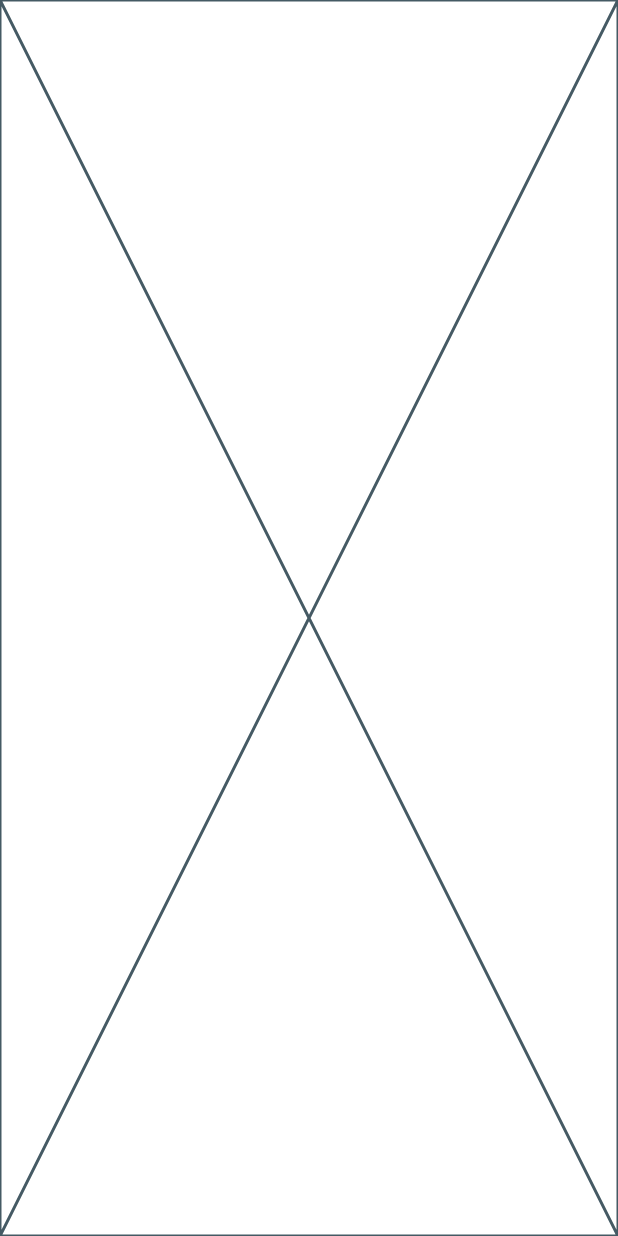
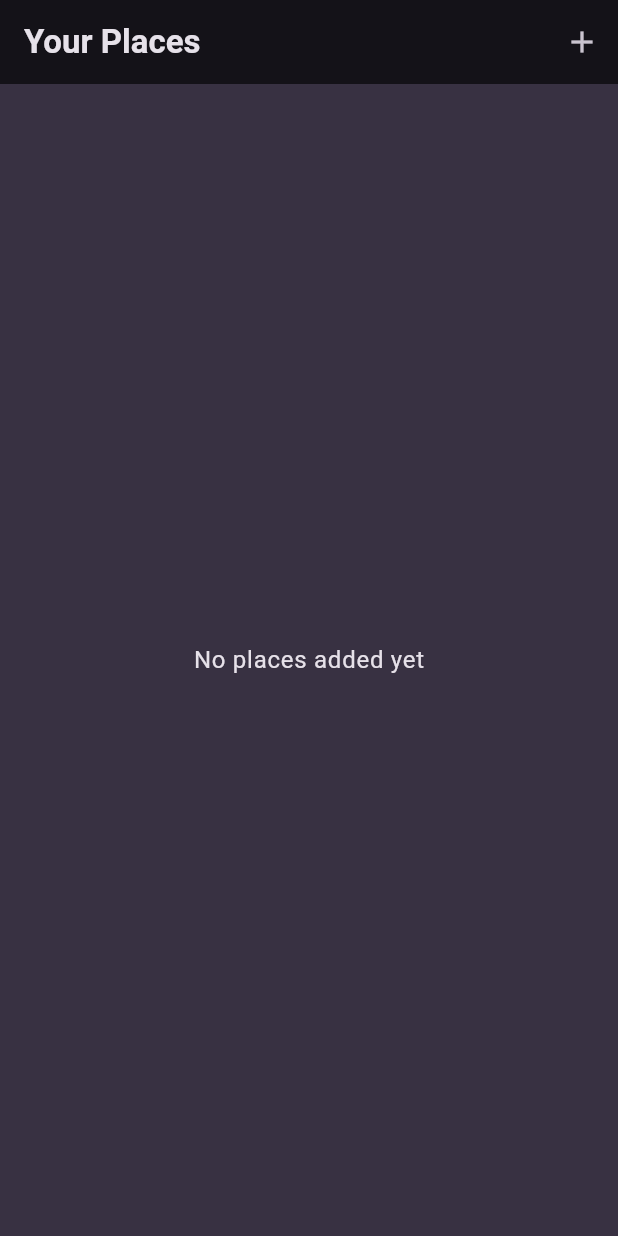
Before and after one commit to Silva3012/memo_loc, a Flutter app: the screen it shows after launch, on a phone screen of 412 x 824 dp. Run offline on Flutter 3.47's test engine with Material 3 defaults, Android fonts, the phone set to English and light mode, and no system bars; our stand-ins replace google_fonts.

Commit message:
feat: create places screen

```diff
--- a/lib/main.dart
+++ b/lib/main.dart
@@ -1,6 +1,7 @@
 import 'package:flutter/material.dart';
 
 import 'package:google_fonts/google_fonts.dart';
+import 'package:memo_loc/screens/places_screen.dart';
 
 final colorScheme = ColorScheme.fromSeed(
   brightness: Brightness.dark,
@@ -38,7 +39,7 @@
     return MaterialApp(
       title: 'Great Places',
       theme: theme,
-      home: const Placeholder(),
+      home: const PlacesScreen(),
     );
   }
 }
--- /dev/null
+++ b/lib/models/place.dart
@@ -0,0 +1,10 @@
+import 'package:uuid/uuid.dart';
+
+const uuid = Uuid();
+
+class Place {
+  Place({required this.title}) : id = uuid.v4();
+
+  final String id;
+  final String title;
+}
--- /dev/null
+++ b/lib/screens/places_screen.dart
@@ -0,0 +1,24 @@
+import 'package:flutter/material.dart';
+import 'package:memo_loc/widgets/places_list.dart';
+
+class PlacesScreen extends StatelessWidget {
+  const PlacesScreen({super.key});
+
+  @override
+  Widget build(BuildContext context) {
+    return Scaffold(
+      appBar: AppBar(
+        title: const Text('Your Places'),
+        actions: [
+          IconButton(
+            onPressed: () {},
+            icon: const Icon(Icons.add),
+          ),
+        ],
+      ),
+      body: const PlacesList(
+        places: [],
+      ),
+    );
+  }
+}
--- /dev/null
+++ b/lib/widgets/places_list.dart
@@ -0,0 +1,35 @@
+import 'package:flutter/material.dart';
+import 'package:memo_loc/models/place.dart';
+
+class PlacesList extends StatelessWidget {
+  const PlacesList({super.key, required this.places});
+
+  final List<Place> places;
+
+  @override
+  Widget build(BuildContext context) {
+    if (places.isEmpty) {
+      return Center(
+        child: Text(
+          'No places added yet',
+          style: Theme.of(context).textTheme.bodyLarge!.copyWith(
+                color: Theme.of(context).colorScheme.onBackground,
+              ),
+        ),
+      );
+    }
+
+    return ListView.builder(
+      itemCount: places.length,
+      itemBuilder: (context, index) => ListTile(
+        title: Text(
+          places[index].title,
+          style: Theme.of(context)
+              .textTheme
+              .titleMedium!
+              .copyWith(color: Theme.of(context).colorScheme.onBackground),
+        ),
+      ),
+    );
+  }
+}
--- a/pubspec.yaml
+++ b/pubspec.yaml
@@ -13,7 +13,7 @@
   flutter:
     sdk: flutter
   cupertino_icons: ^1.0.2
-  google_fonts: ^6.2.0
+  google_fonts: 6.1.0
   uuid: ^4.4.0
 
 dev_dependencies:
```
Also changed, not shown: lib/screens/add_place.dart (added), lib/screens/places_detail.dart (added), pubspec.lock, 3 other files.
